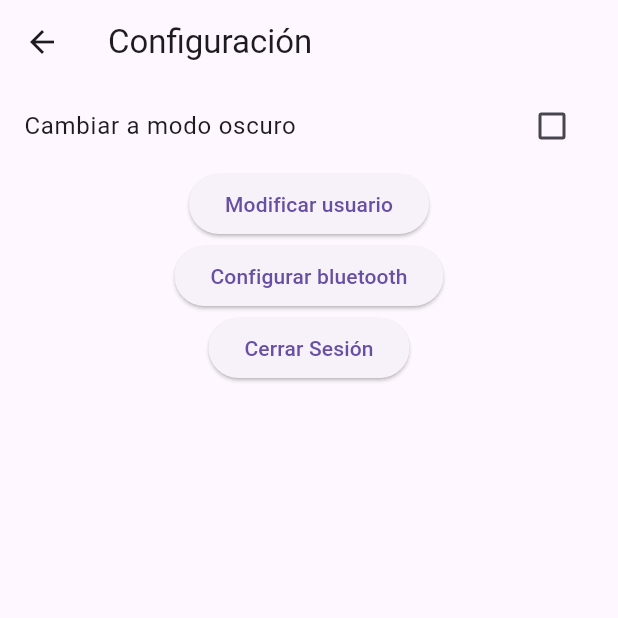
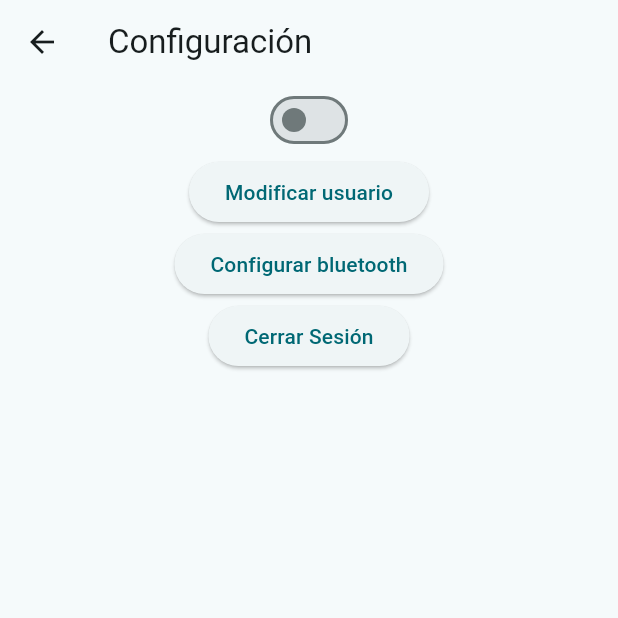
Before and after one commit to O-Luna/ProyectoMoviles1, a Flutter app: the Inicio screen opened directly, after a tap on the "settings" icon, on a phone screen of 412 x 824 dp, the top half of it. Run offline on Flutter 3.47's test engine with Material 3 defaults, Android fonts, the phone set to English and light mode, and no system bars; missing offline and left inert: flutter_osm_plugin; network calls fail.

Commit message:
se agregó el modo oscuro usando provider

```diff
--- a/proyecto/lib/pantallas/configuracion.dart
+++ b/proyecto/lib/pantallas/configuracion.dart
@@ -1,4 +1,6 @@
 import 'package:flutter/material.dart';
+import 'package:provider/provider.dart';
+import 'package:proyecto/providers/providers.dart';
 
 class Config extends StatefulWidget {
   const Config({super.key});
@@ -7,35 +9,32 @@ class Config extends StatefulWidget {
   State<Config> createState() => _ConfigState();
 }
 class _ConfigState  extends State<Config> {
-  bool checked=false;
+  bool darkmode=false;
   @override
   Widget build(BuildContext context) {
+    return Consumer<Providers>(
+      builder: (context, provider,child){
         return Scaffold(
           appBar: AppBar(
             title: Text("Configuración"),
           ),
-
-      body: Container(
-      //color: checked ? Colors.grey: Colors.green,
-      child: Center(
+      body:
+       Center(
           child:
           Column(
             children: [
-              CheckboxListTile(
-              //tileColor: Colors.red,
-              title: const Text('Cambiar a modo oscuro'),
-              value: checked,
-              onChanged:(bool? value) {
-                setState(() {
-                  checked=value ??false;
-                });
+                  Switch(
+                        value: provider.isDarkMode,
+                        onChanged: (value) {
+                          provider.fondo();
+
                         },
                       ),
               ElevatedButton(
               onPressed: (){
                 ScaffoldMessenger.of(context).showSnackBar(
                   SnackBar(
-                    duration: Duration(seconds: 5),
+                    duration: Duration(seconds: 3),
                     content: Text('Pendiente: Falta la forma de modificar al usuario'),
                     action: SnackBarAction(
                       label: 'Cerrar',
@@ -84,7 +83,9 @@ class _ConfigState  extends State<Config> {
             ],
           ),
       ),
-    ),
+    );
+    }
+
 
     );
   }
--- a/proyecto/lib/pantallas/inicio.dart
+++ b/proyecto/lib/pantallas/inicio.dart
@@ -1,9 +1,10 @@
 import 'package:flutter/material.dart';
-import 'package:proyecto/informacion/mascotas.dart';
 import 'package:proyecto/pantallas/configuracion.dart';
-import 'package:proyecto/pantallas/detalles.dart';
+//import 'package:proyecto/pantallas/detalles.dart';
+import 'package:provider/provider.dart';
 import 'package:proyecto/pantallas/perdidos.dart';
 import 'package:proyecto/pantallas/principal.dart';
+import 'package:proyecto/providers/providers.dart';
 
 class Inicio extends StatefulWidget {
   const  Inicio({super.key});
@@ -21,6 +22,8 @@ class _InicioState extends State<Inicio> {
 
   @override
   Widget build(BuildContext context) {
+    return Consumer<Providers>(
+      builder: (context, provider, child) {
     return Scaffold(
       appBar: [
         AppBar(
@@ -38,11 +41,11 @@ class _InicioState extends State<Inicio> {
           title: const Text('Perdidos'),
         ),
       ][currentPageIndex],
-      backgroundColor: Color(0xFFF5F5F5), // Fondo gris claro elegante
+      backgroundColor: provider.isDarkMode ? Colors.grey[900] : Colors.white,
       body:
       _screens[currentPageIndex],
       bottomNavigationBar: NavigationBar(
-        backgroundColor: Colors.white,
+        backgroundColor: provider.isDarkMode ? Colors.grey[800] : Colors.white,
         elevation: 0,
         selectedIndex: currentPageIndex,
         onDestinationSelected: (int index) {
@@ -64,5 +67,7 @@ class _InicioState extends State<Inicio> {
         ]
       )
     );
+    }
+    );
   }
 }
--- /dev/null
+++ b/proyecto/lib/providers/providers.dart
@@ -0,0 +1,28 @@
+import 'package:flutter/material.dart';
+class Providers with ChangeNotifier {
+  bool _ActivDarkMode = false;
+  bool get isDarkMode => _ActivDarkMode;
+
+  void fondo() {
+    _ActivDarkMode = !_ActivDarkMode;
+    notifyListeners();
+  }
+
+  ThemeData get currentTheme => _ActivDarkMode ? _darkTheme : _lightTheme;
+
+  final _lightTheme = ThemeData(
+    useMaterial3: true,
+    colorScheme: ColorScheme.fromSeed(
+      brightness: Brightness.light,
+      seedColor: const Color.fromARGB(255, 214, 214, 214),
+    ),
+  );
+
+  final _darkTheme = ThemeData(
+    useMaterial3: true,
+    colorScheme: ColorScheme.fromSeed(
+      brightness: Brightness.dark,
+      seedColor: const Color.fromARGB(255, 97, 96, 96),
+    ),
+  );
+}
```
Also changed, not shown: proyecto/lib/informacion/mascotas.dart (+8 -2 lines), proyecto/lib/main.dart (+19 -4 lines), proyecto/pubspec.lock. Lines whose indentation alone changed are shown as unchanged.
